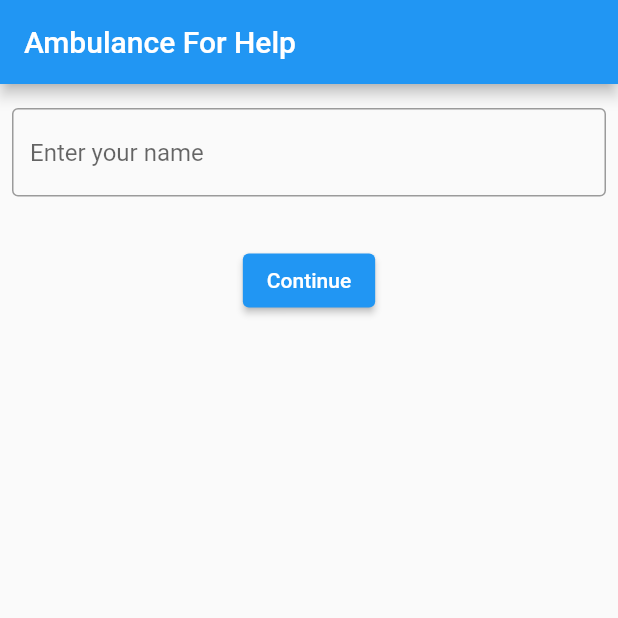
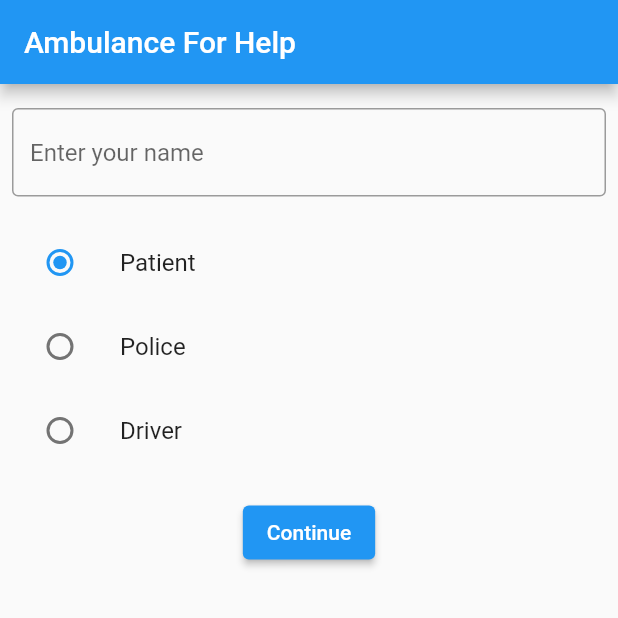
Before and after one commit to LEAGUEDORA/LifeLane, a Flutter app: the screen it shows after launch, on a phone screen of 412 x 824 dp, the top half of it. Run offline on Flutter 3.47's test engine with Material 2 defaults, Android fonts, the phone set to English and light mode, and no system bars; our stand-ins replace cloud_firestore, firebase_core, geolocator, get, google_maps_flutter, location and 1 more; missing offline and left inert: flutter_polyline_points; accounts and stored records are empty.

Commit message:
1st revision of code with base frame

```diff
--- a/lib/askname.dart
+++ b/lib/askname.dart
@@ -1,3 +1,4 @@
+import 'package:cloud_firestore/cloud_firestore.dart';
 import 'package:flutter/material.dart';
 import 'package:frontned/initializer.dart';
 
@@ -14,17 +15,25 @@ class AskName extends StatelessWidget {
         appBar: AppBar(
           title: const Text(appTitle),
         ),
-        body: AskNameForm(),
+        body: const AskNameFormStateFulWidget(),
       ),
     );
   }
 }
 
+class AskNameFormStateFulWidget extends StatefulWidget {
+  const AskNameFormStateFulWidget({super.key});
 
-class AskNameForm extends StatelessWidget {
+
+  @override
+  State<AskNameFormStateFulWidget> createState() => _AsknameFormState();
+}
+
+enum Role {police, driver, user}
+
+class _AsknameFormState extends State<AskNameFormStateFulWidget> {
+  Role _role = Role.user;
   final userNameController = TextEditingController();
-
-  AskNameForm({super.key});
 
   @override
   Widget build(BuildContext context) {
@@ -32,7 +41,7 @@ class AskNameForm extends StatelessWidget {
       crossAxisAlignment: CrossAxisAlignment.start,
       children:  <Widget>[
         Padding(
-          padding: EdgeInsets.symmetric(horizontal: 8, vertical: 16),
+          padding: const EdgeInsets.symmetric(horizontal: 8, vertical: 16),
           child: TextField(
             controller: userNameController,
             decoration: const InputDecoration(
@@ -41,15 +50,53 @@ class AskNameForm extends StatelessWidget {
             ),
           ),
         ),
+        Column(
+          children: [
+            ListTile(
+              title: const Text("Patient"),
+              leading: Radio<Role>(
+                  value: Role.user,
+                  groupValue: _role,
+                  onChanged: (Role? value) {
+                    setState(() {
+                      _role = value!;
+                    });
+                  }),
+            ),
+            ListTile(
+              title: const Text("Police"),
+              leading: Radio<Role>(
+                  value: Role.police,
+                  groupValue: _role,
+                  onChanged: (Role? value) {
+                    setState(() {
+                      _role = value!;
+                    });
+                  }),
+            ),
+            ListTile(
+              title: const Text("Driver"),
+              leading: Radio<Role>(
+                  value: Role.driver,
+                  groupValue: _role,
+                  onChanged: (Role? value) {
+                    setState(() {
+                      _role = value!;
+                    });
+                  }),
+            ),
+          ],
+        ),
         Center(
           child: Padding(
-            padding: EdgeInsets.symmetric(horizontal: 8, vertical: 16),
+            padding: const EdgeInsets.symmetric(horizontal: 8, vertical: 16),
             child: ElevatedButton(
               child: const Text("Continue"),
               onPressed: () {
                 Navigator.push((context), MaterialPageRoute(
-                  builder: (context) =>  MyApp(nameOfUser: userNameController.text,)
+                  builder: (context) =>  MyApp(nameOfUser: userNameController.text, roleOfUser: _role.name)
                 ));
+
               },
             )
           ),
@@ -57,4 +104,6 @@ class AskNameForm extends StatelessWidget {
       ],
     );
   }
+
+
 }
--- a/lib/main.dart
+++ b/lib/main.dart
@@ -7,7 +7,6 @@ import 'package:frontned/askname.dart';
 void main() async {
   WidgetsFlutterBinding.ensureInitialized();
   await Firebase.initializeApp();
-  print("Init");
   runApp(
     const MaterialApp(
       home: AskName(),
```
Also changed, not shown: lib/initializer.dart (+57 -25 lines), lib/mymap.dart (+51 -20 lines).
